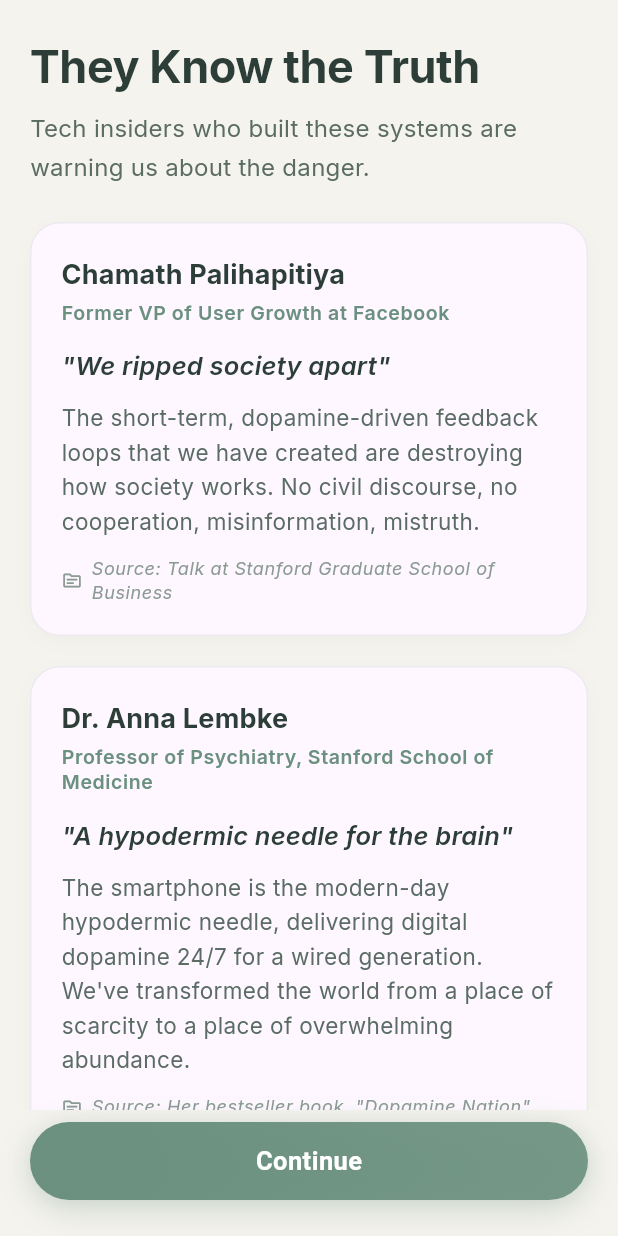
After one commit to d-morales2889/doom-scrolling, a Flutter app: the SocialProofScreen screen opened directly, on a phone screen of 412 x 824 dp. The commit adds this screen. Run offline on Flutter 3.47's test engine with Material 3 defaults, Android fonts, the phone set to English and light mode, and no system bars; our stand-ins replace google_fonts.

Commit message:
feat: Add social proof onboarding screen and update educational carousel to navigate to it.

```diff
--- a/lib/screens/onboarding_screens/educational_carousel_screen.dart
+++ b/lib/screens/onboarding_screens/educational_carousel_screen.dart
@@ -1,5 +1,6 @@
 import 'package:doomscrolling_mobile_app/constants/animation_constants.dart';
 import 'package:doomscrolling_mobile_app/constants/color_constants.dart';
+import 'package:doomscrolling_mobile_app/screens/onboarding_screens/social_proof_screen.dart';
 import 'package:flutter/material.dart';
 
 class EducationalCarouselScreen extends StatefulWidget {
@@ -76,8 +77,11 @@
         curve: AnimationCurves.easeOut,
       );
     } else {
-      // TODO: Navigate to next screen
-      Navigator.of(context).pop();
+      Navigator.of(context).push(
+        MaterialPageRoute(
+          builder: (context) => const SocialProofScreen(),
+        ),
+      );
     }
   }
 
@@ -88,8 +92,6 @@
 
   @override
   Widget build(BuildContext context) {
-    final isLastPage = _currentPage == _pages.length - 1;
-
     return Scaffold(
       body: Stack(
         children: [
@@ -146,7 +148,7 @@
                   // Continue button
                   _ContinueButton(
                     onPressed: _nextPage,
-                    label: isLastPage ? 'Get Started' : 'Continue',
+                    label: 'Continue',
                   ),
                 ],
               ),
--- /dev/null
+++ b/lib/screens/onboarding_screens/social_proof_screen.dart
@@ -0,0 +1,399 @@
+import 'package:doomscrolling_mobile_app/constants/animation_constants.dart';
+import 'package:doomscrolling_mobile_app/constants/color_constants.dart';
+import 'package:flutter/material.dart';
+
+class SocialProofScreen extends StatefulWidget {
+  const SocialProofScreen({super.key});
+
+  @override
+  State<SocialProofScreen> createState() => _SocialProofScreenState();
+}
+
+class _SocialProofScreenState extends State<SocialProofScreen>
+    with SingleTickerProviderStateMixin {
+  late final AnimationController _entranceController;
+
+  final List<Testimonial> _testimonials = const [
+    Testimonial(
+      name: 'Chamath Palihapitiya',
+      credential: 'Former VP of User Growth at Facebook',
+      headline: 'We ripped society apart',
+      body:
+          'The short-term, dopamine-driven feedback loops that we have created are destroying how society works. No civil discourse, no cooperation, misinformation, mistruth.',
+      source: 'Talk at Stanford Graduate School of Business',
+    ),
+    Testimonial(
+      name: 'Dr. Anna Lembke',
+      credential: 'Professor of Psychiatry, Stanford School of Medicine',
+      headline: 'A hypodermic needle for the brain',
+      body:
+          'The smartphone is the modern-day hypodermic needle, delivering digital dopamine 24/7 for a wired generation. We\'ve transformed the world from a place of scarcity to a place of overwhelming abundance.',
+      source: 'Her bestseller book, "Dopamine Nation"',
+    ),
+    Testimonial(
+      name: 'Sean Parker',
+      credential: 'Founding President of Facebook',
+      headline: 'Exploiting human vulnerability',
+      body:
+          'We needed to sort of give you a little dopamine hit every once in a while... It\'s a social-validation feedback loop... exactly the kind of thing that a hacker like myself would come up with, because you\'re exploiting a vulnerability in human psychology.',
+      source: 'Interview with Axios',
+    ),
+    Testimonial(
+      name: 'Tristan Harris',
+      credential: 'Former Google Design Ethicist / "The Social Dilemma"',
+      headline: 'You are the product',
+      body:
+          'If you are not paying for the product, you are not the customer; you are the product being sold. It\'s a race to the bottom of the brain stem to extract your attention.',
+      source: 'The Social Dilemma / Center for Humane Technology',
+    ),
+  ];
+
+  @override
+  void initState() {
+    super.initState();
+    _entranceController = AnimationController(
+      vsync: this,
+      duration: AnimationDurations.slow,
+    );
+
+    WidgetsBinding.instance.addPostFrameCallback((_) {
+      if (mounted) {
+        _entranceController.forward();
+      }
+    });
+  }
+
+  @override
+  void dispose() {
+    _entranceController.dispose();
+    super.dispose();
+  }
+
+  @override
+  Widget build(BuildContext context) {
+    final theme = Theme.of(context);
+    final secondaryText = AppTextColors.secondary(theme.brightness);
+
+    return Scaffold(
+      body: SafeArea(
+        child: Column(
+          children: [
+            // Header
+            Padding(
+              padding: const EdgeInsets.fromLTRB(20, 24, 20, 16),
+              child: Column(
+                crossAxisAlignment: CrossAxisAlignment.start,
+                children: [
+                  FadeTransition(
+                    opacity: _entranceController,
+                    child: Text(
+                      'They Know the Truth',
+                      style: theme.textTheme.headlineSmall?.copyWith(
+                        fontWeight: FontWeight.w700,
+                        fontSize: 30,
+                        letterSpacing: -0.3,
+                      ),
+                    ),
+                  ),
+                  const SizedBox(height: 8),
+                  FadeTransition(
+                    opacity: _entranceController,
+                    child: Text(
+                      'Tech insiders who built these systems are warning us about the danger.',
+                      style: theme.textTheme.bodyLarge?.copyWith(
+                        color: secondaryText,
+                        height: 1.6,
+                        fontSize: 16,
+                        letterSpacing: 0.2,
+                      ),
+                    ),
+                  ),
+                ],
+              ),
+            ),
+
+            // Testimonials
+            Expanded(
+              child: ListView.separated(
+                padding: const EdgeInsets.fromLTRB(20, 8, 20, 20),
+                itemCount: _testimonials.length,
+                separatorBuilder: (_, __) => const SizedBox(height: 20),
+                itemBuilder: (context, index) {
+                  final testimonial = _testimonials[index];
+                  final delay = index * 100;
+
+                  final animation = Tween<double>(begin: 0.0, end: 1.0).animate(
+                    CurvedAnimation(
+                      parent: _entranceController,
+                      curve: Interval(
+                        (delay / 1000).clamp(0.0, 0.5),
+                        ((delay + 400) / 1000).clamp(0.0, 1.0),
+                        curve: AnimationCurves.easeOut,
+                      ),
+                    ),
+                  );
+
+                  return FadeTransition(
+                    opacity: animation,
+                    child: SlideTransition(
+                      position: Tween<Offset>(
+                        begin: const Offset(0, 0.2),
+                        end: Offset.zero,
+                      ).animate(animation),
+                      child: _TestimonialCard(testimonial: testimonial),
+                    ),
+                  );
+                },
+              ),
+            ),
+
+            // Continue button
+            Padding(
+              padding: const EdgeInsets.fromLTRB(20, 8, 20, 24),
+              child: _SpringButton(
+                onPressed: () {
+                  // TODO: Navigate to next screen
+                  Navigator.of(context).pop();
+                },
+                child: const Text(
+                  'Continue',
+                  style: TextStyle(
+                    fontSize: 17,
+                    fontWeight: FontWeight.w600,
+                    letterSpacing: 0.3,
+                  ),
+                ),
+              ),
+            ),
+          ],
+        ),
+      ),
+    );
+  }
+}
+
+class Testimonial {
+  const Testimonial({
+    required this.name,
+    required this.credential,
+    required this.headline,
+    required this.body,
+    required this.source,
+  });
+
+  final String name;
+  final String credential;
+  final String headline;
+  final String body;
+  final String source;
+}
+
+class _TestimonialCard extends StatelessWidget {
+  const _TestimonialCard({required this.testimonial});
+
+  final Testimonial testimonial;
+
+  @override
+  Widget build(BuildContext context) {
+    final theme = Theme.of(context);
+    final secondaryText = AppTextColors.secondary(theme.brightness);
+    final tertiaryText = AppTextColors.tertiary(theme.brightness);
+
+    return Container(
+      padding: const EdgeInsets.all(20),
+      decoration: BoxDecoration(
+        color: theme.colorScheme.surface,
+        borderRadius: BorderRadius.circular(20),
+        border: Border.all(
+          color: BrandColors.primary.withOpacity(0.12),
+          width: 1,
+        ),
+        boxShadow: [
+          BoxShadow(
+            color: Colors.black.withOpacity(0.03),
+            offset: const Offset(0, 4),
+            blurRadius: 12,
+            spreadRadius: -2,
+          ),
+        ],
+      ),
+      child: Column(
+        crossAxisAlignment: CrossAxisAlignment.start,
+        children: [
+          // Name and credential
+          Column(
+            crossAxisAlignment: CrossAxisAlignment.start,
+            children: [
+              Text(
+                testimonial.name,
+                style: theme.textTheme.titleMedium?.copyWith(
+                  fontWeight: FontWeight.w700,
+                  fontSize: 18,
+                ),
+              ),
+              const SizedBox(height: 4),
+              Text(
+                testimonial.credential,
+                style: theme.textTheme.bodySmall?.copyWith(
+                  color: BrandColors.primary,
+                  fontSize: 13,
+                  fontWeight: FontWeight.w600,
+                ),
+              ),
+            ],
+          ),
+          const SizedBox(height: 16),
+
+          // Headline
+          Text(
+            '"${testimonial.headline}"',
+            style: theme.textTheme.titleMedium?.copyWith(
+              fontWeight: FontWeight.w600,
+              fontSize: 17,
+              height: 1.3,
+              fontStyle: FontStyle.italic,
+            ),
+          ),
+          const SizedBox(height: 12),
+
+          // Body
+          Text(
+            testimonial.body,
+            style: theme.textTheme.bodyMedium?.copyWith(
+              color: secondaryText,
+              fontSize: 15,
+              height: 1.5,
+            ),
+          ),
+          const SizedBox(height: 12),
+
+          // Source
+          Row(
+            children: [
+              Icon(
+                Icons.source_outlined,
+                size: 14,
+                color: tertiaryText,
+              ),
+              const SizedBox(width: 6),
+              Expanded(
+                child: Text(
+                  'Source: ${testimonial.source}',
+                  style: theme.textTheme.bodySmall?.copyWith(
+                    color: tertiaryText,
+                    fontSize: 12,
+                    fontStyle: FontStyle.italic,
+                  ),
+                ),
+              ),
+            ],
+          ),
+        ],
+      ),
+    );
+  }
+}
+
+/// A button with spring animation on press for premium feel
+class _SpringButton extends StatefulWidget {
+  const _SpringButton({
+    required this.onPressed,
+    required this.child,
+  });
+
+  final VoidCallback onPressed;
+  final Widget child;
+
+  @override
+  State<_SpringButton> createState() => _SpringButtonState();
+}
+
+class _SpringButtonState extends State<_SpringButton>
+    with SingleTickerProviderStateMixin {
+  late final AnimationController _scaleController;
+  late final Animation<double> _scaleAnimation;
+
+  @override
+  void initState() {
+    super.initState();
+    _scaleController = AnimationController(
+      vsync: this,
+      duration: AnimationDurations.fast,
+    );
+    _scaleAnimation = Tween<double>(begin: 1.0, end: 0.96).animate(
+      CurvedAnimation(
+        parent: _scaleController,
+        curve: AnimationCurves.easeOut,
+      ),
+    );
+  }
+
+  @override
+  void dispose() {
+    _scaleController.dispose();
+    super.dispose();
+  }
+
+  void _handleTapDown(TapDownDetails details) {
+    _scaleController.forward();
+  }
+
+  void _handleTapUp(TapUpDetails details) {
+    _scaleController.reverse();
+  }
+
+  void _handleTapCancel() {
+    _scaleController.reverse();
+  }
+
+  @override
+  Widget build(BuildContext context) {
+    return GestureDetector(
+      onTapDown: _handleTapDown,
+      onTapUp: _handleTapUp,
+      onTapCancel: _handleTapCancel,
+      onTap: widget.onPressed,
+      child: AnimatedBuilder(
+        animation: _scaleAnimation,
+        builder: (context, child) {
+          return Transform.scale(
+            scale: _scaleAnimation.value,
+            child: child,
+          );
+        },
+        child: Container(
+          width: double.infinity,
+          padding: const EdgeInsets.symmetric(vertical: 16),
+          decoration: BoxDecoration(
+            gradient: LinearGradient(
+              colors: [
+                BrandColors.primary,
+                BrandColors.primary.withOpacity(0.9),
+              ],
+              begin: Alignment.topLeft,
+              end: Alignment.bottomRight,
+            ),
+            borderRadius: BorderRadius.circular(32),
+            boxShadow: [
+              BoxShadow(
+                color: BrandColors.primary.withOpacity(0.25),
+                offset: const Offset(0, 6),
+                blurRadius: 20,
+              ),
+              BoxShadow(
+                color: BrandColors.primary.withOpacity(0.12),
+                offset: const Offset(0, 2),
+                blurRadius: 10,
+              ),
+            ],
+          ),
+          alignment: Alignment.center,
+          child: DefaultTextStyle(
+            style: const TextStyle(color: Colors.white),
+            child: widget.child,
+          ),
+        ),
+      ),
+    );
+  }
+}
```
